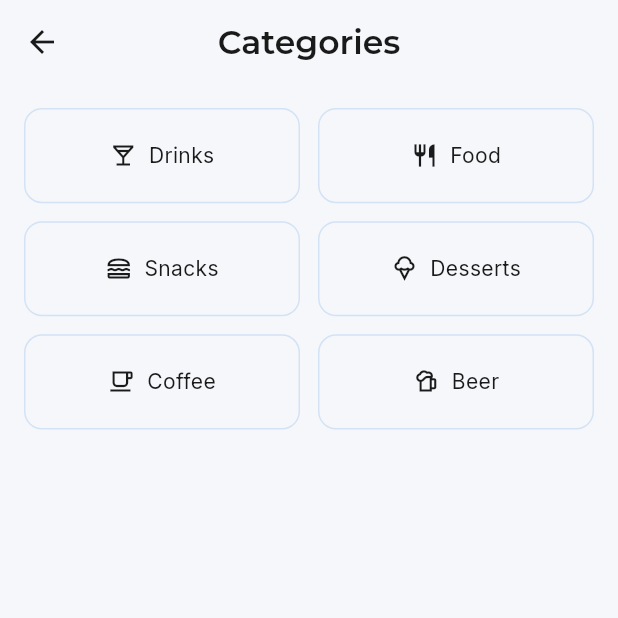
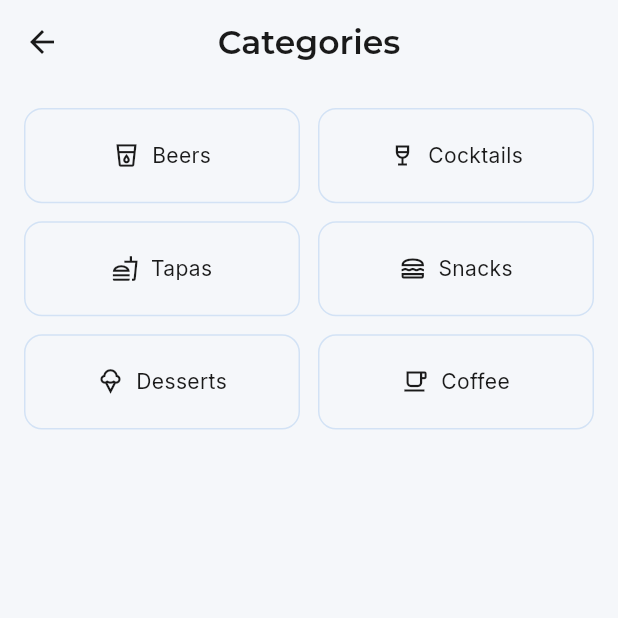
Before and after one commit to Movioles-Sec3/Frontend-Flutter, a Flutter app: the CategoriesPage screen opened directly, on a phone screen of 412 x 824 dp, the top half of it. Run offline on Flutter 3.47's test engine with Material 3 defaults, Android fonts, the light colour scheme and no system bars; our stand-ins replace cached_network_image, connectivity_plus, flutter_cache_manager, get_it, google_fonts, hive and 5 more; missing offline and left inert: screen_brightness; accounts and stored records are empty.

Commit message:
add: functional categories menu and connection with the home categories

```diff
--- a/lib/config/api_config.dart
+++ b/lib/config/api_config.dart
@@ -1,6 +1,6 @@
 class ApiConfig {
   // For local development - make sure your backend server is running on this port
-  static const String baseUrl = 'http://192.168.2.134:8080';
+  static const String baseUrl = 'http://10.0.2.2:8080';
 
   // Alternative configurations:
   // static const String baseUrl = 'http://localhost:8000';  // Alternative local address
--- a/lib/pages/categories_page.dart
+++ b/lib/pages/categories_page.dart
@@ -1,18 +1,16 @@
 import 'package:flutter/material.dart';
-import 'package:flutter_tapandtoast/pages/product_page.dart';
-
-import '../domain/entities/product.dart';
+import 'products_by_category_page.dart';
 
 class CategoriesPage extends StatelessWidget {
   const CategoriesPage({super.key});
 
   static const List<_Cat> _categories = <_Cat>[
-    _Cat(label: 'Drinks', icon: Icons.local_bar_outlined),
-    _Cat(label: 'Food', icon: Icons.restaurant_outlined),
-    _Cat(label: 'Snacks', icon: Icons.lunch_dining_outlined),
-    _Cat(label: 'Desserts', icon: Icons.icecream_outlined),
-    _Cat(label: 'Coffee', icon: Icons.local_cafe_outlined),
-    _Cat(label: 'Beer', icon: Icons.sports_bar_outlined),
+    _Cat(id: 1, label: 'Beers', icon: Icons.local_drink_outlined),
+    _Cat(id: 2, label: 'Cocktails', icon: Icons.wine_bar_outlined),
+    _Cat(id: 3, label: 'Tapas', icon: Icons.fastfood_outlined),
+    _Cat(id: 4, label: 'Snacks', icon: Icons.lunch_dining_outlined),
+    _Cat(id: 5, label: 'Desserts', icon: Icons.icecream_outlined),
+    _Cat(id: 6, label: 'Coffee', icon: Icons.local_cafe_outlined),
   ];
 
   @override
@@ -34,24 +32,14 @@ class CategoriesPage extends StatelessWidget {
             final _Cat cat = _categories[index];
             return OutlinedButton.icon(
               onPressed: () {
-                if (cat.label == 'Drinks') {
-                  Navigator.of(context).push(
-                    MaterialPageRoute<void>(
-                      builder: (_) => ProductPage(
-                        product: ProductEntity(
-                          id: 0,
-                          typeId: 0,
-                          name: 'Mojito clásico',
-                          description:
-                              'Ejemplo de vista de detalle. Selecciona un producto real desde el catálogo para ver sus datos completos.',
-                          imageUrl: 'assets/img/mojito.png',
-                          price: 8,
-                          available: true,
-                        ),
-                      ),
+                Navigator.of(context).push(
+                  MaterialPageRoute<void>(
+                    builder: (_) => ProductsByCategoryPage(
+                      categoryId: cat.id,
+                      categoryName: cat.label,
                     ),
-                  );
-                }
+                  ),
+                );
               },
               icon: Icon(cat.icon),
               label: Text(cat.label),
@@ -74,7 +62,8 @@ class CategoriesPage extends StatelessWidget {
 }
 
 class _Cat {
-  const _Cat({required this.label, required this.icon});
+  const _Cat({required this.id, required this.label, required this.icon});
+  final int id;
   final String label;
   final IconData icon;
 }
--- a/lib/pages/home_page.dart
+++ b/lib/pages/home_page.dart
@@ -26,6 +26,7 @@ class HomePage extends StatelessWidget {
     _Category(id: 1, label: 'Beers', icon: Icons.local_drink_outlined),
     _Category(id: 2, label: 'Cocktails', icon: Icons.wine_bar_outlined),
     _Category(id: 3, label: 'Tapas', icon: Icons.fastfood_outlined),
+    _Category(id: 4, label: 'Snacks', icon: Icons.lunch_dining_outlined),
   ];
 
   static const List<_Venue> _nearbyVenues = <_Venue>[
```
